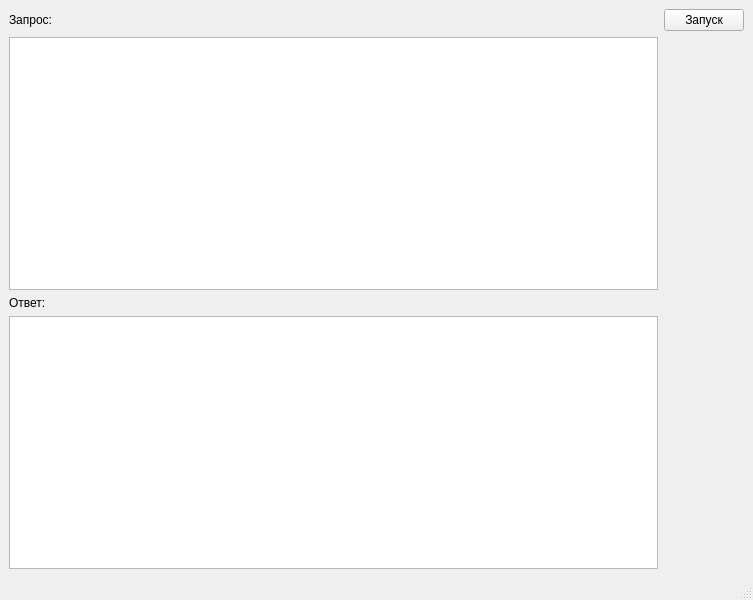
This is Yandex_Lyceum/coffee/main.ui in maysadly/med_search as Qt 5 draws it before an edit. The edited form follows.
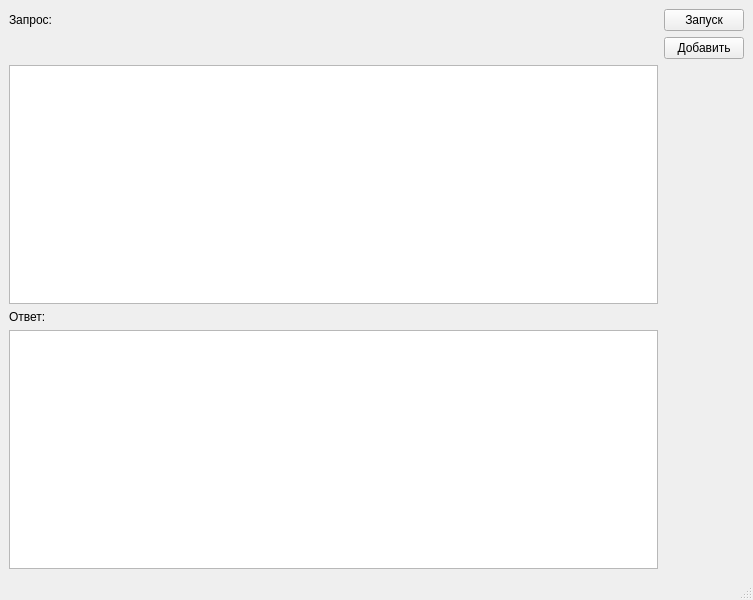
This is the edited form.

What changed in the file:
```diff
--- a/Yandex_Lyceum/coffee/main.ui
+++ b/Yandex_Lyceum/coffee/main.ui
@@ -15,7 +15,7 @@
   </property>
   <widget class="QWidget" name="centralwidget">
    <layout class="QGridLayout" name="gridLayout">
-    <item row="2" column="0">
+    <item row="3" column="0">
      <widget class="QLabel" name="label_2">
       <property name="text">
        <string>Ответ:</string>
@@ -33,7 +33,7 @@
       </item>
      </layout>
     </item>
-    <item row="3" column="0">
+    <item row="4" column="0">
      <widget class="QTableWidget" name="tableWidget"/>
     </item>
     <item row="0" column="1">
@@ -43,9 +43,16 @@
       </property>
      </widget>
     </item>
-    <item row="1" column="0">
+    <item row="2" column="0">
      <widget class="QTextEdit" name="textEdit"/>
     </item>
+    <item row="1" column="1">
+     <widget class="QPushButton" name="pushButton_2">
+      <property name="text">
+       <string>Добавить</string>
+      </property>
+     </widget>
+    </item>
    </layout>
   </widget>
   <widget class="QMenuBar" name="menubar">
```
